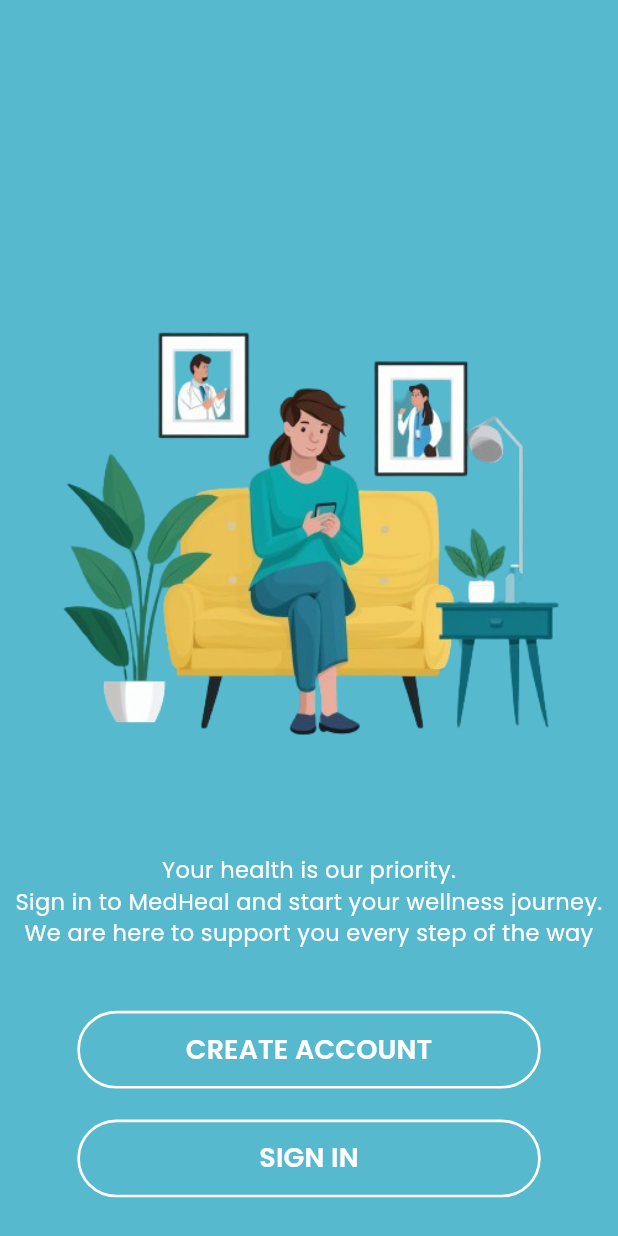
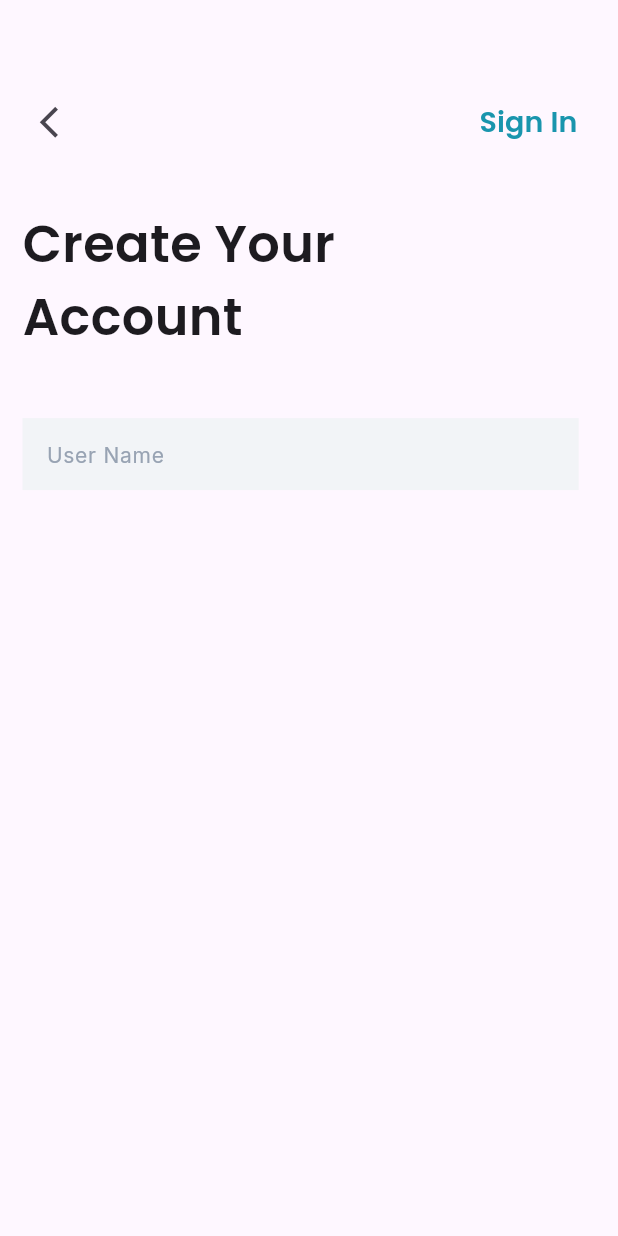
Before and after one commit to farhan-kt/MedHeal, a Flutter app: the screen it shows after launch, on a phone screen of 412 x 824 dp. Run offline on Flutter 3.47's test engine with Material 3 defaults, Android fonts, the phone set to English and light mode, and no system bars; our stand-ins replace google_fonts.

Commit message:
create account ui updated

```diff
--- /dev/null
+++ b/lib/controller/authentication_provider.dart
@@ -0,0 +1,8 @@
+import 'package:flutter/material.dart';
+
+class AuthenticationProvider extends ChangeNotifier {
+  TextEditingController userNameController = TextEditingController();
+  TextEditingController emailController = TextEditingController();
+  TextEditingController passwordController = TextEditingController();
+  TextEditingController confirmPasswordController = TextEditingController();
+}
--- a/lib/main.dart
+++ b/lib/main.dart
@@ -1,5 +1,7 @@
 import 'package:flutter/material.dart';
-import 'package:medheal/view/login_type.dart';
+import 'package:medheal/controller/authentication_provider.dart';
+import 'package:medheal/view/create_account.dart';
+import 'package:provider/provider.dart';
 
 void main() {
   runApp(const MyApp());
@@ -10,9 +12,15 @@
 
   @override
   Widget build(BuildContext context) {
-    return const MaterialApp(
-      debugShowCheckedModeBanner: false,
-      home: LoginTypeScreen(),
+    return MultiProvider(
+      providers: [
+        ChangeNotifierProvider(create: (context) => AuthenticationProvider())
+      ],
+      child: const MaterialApp(
+        debugShowCheckedModeBanner: false,
+        // home: LoginTypeScreen(),
+        home: CreateAccountScreen(),
+      ),
     );
   }
 }
--- /dev/null
+++ b/lib/view/create_account.dart
@@ -0,0 +1,60 @@
+import 'package:flutter/material.dart';
+import 'package:medheal/controller/authentication_provider.dart';
+import 'package:medheal/widgets/text_widgets.dart';
+import 'package:medheal/widgets/textformfield_widget.dart';
+import 'package:provider/provider.dart';
+
+class CreateAccountScreen extends StatelessWidget {
+  const CreateAccountScreen({super.key});
+
+  @override
+  Widget build(BuildContext context) {
+    Size size = MediaQuery.of(context).size;
+    final authProvider =
+        Provider.of<AuthenticationProvider>(context, listen: false);
+    return Scaffold(
+      body: Padding(
+        padding: const EdgeInsets.symmetric(horizontal: 15),
+        child: Column(
+          crossAxisAlignment: CrossAxisAlignment.start,
+          children: [
+            SizedBox(height: size.height * 0.07),
+            Row(
+              mainAxisAlignment: MainAxisAlignment.spaceBetween,
+              children: [
+                IconButton(
+                    onPressed: () {},
+                    icon: Icon(
+                      Icons.arrow_back_ios,
+                      size: 25,
+                    )),
+                TextButton(
+                    onPressed: () {},
+                    child: poppinsText(
+                        text: 'Sign In',
+                        fontSize: 19,
+                        fontWeight: FontWeight.w600,
+                        color: Color(0xFF1995AD)))
+              ],
+            ),
+            SizedBox(height: size.height * .04),
+            SizedBox(
+              width: size.width * .6,
+              height: size.height * .15,
+              child: poppinsText(
+                  text: 'Create Your Account',
+                  fontSize: 34,
+                  fontWeight: FontWeight.w600),
+            ),
+            SizedBox(height: size.height * .02),
+            CustomTextFormField(
+              controller: authProvider.userNameController,
+              hintText: 'User Name',
+              height: size.height * 0.09,
+            )
+          ],
+        ),
+      ),
+    );
+  }
+}
--- a/lib/widgets/text_widgets.dart
+++ b/lib/widgets/text_widgets.dart
@@ -7,3 +7,9 @@
       style: GoogleFonts.poppins(
           color: color, fontWeight: fontWeight, fontSize: fontSize));
 }
+
+interText({text}) {
+  return Text(text,
+      style: GoogleFonts.inter(
+          color: Color(0xFF98A3B3), fontWeight: FontWeight.w400, fontSize: 14));
+}
--- /dev/null
+++ b/lib/widgets/textformfield_widget.dart
@@ -0,0 +1,68 @@
+import 'package:flutter/material.dart';
+import 'package:flutter/services.dart';
+import 'package:google_fonts/google_fonts.dart';
+
+class CustomTextFormField extends StatelessWidget {
+  final String? hintText;
+  final bool? obscureText;
+  final Widget? suffixIcon;
+  final double? height;
+  final String? validateMessage;
+  final TextInputType? keyboardType;
+  final TextEditingController controller;
+  final OutlineInputBorder? enabledBorder;
+  final OutlineInputBorder? focusedBorder;
+  final OutlineInputBorder? focusErrorBorder;
+  final List<TextInputFormatter>? inputFormatters;
+  const CustomTextFormField(
+      {super.key,
+      this.hintText,
+      this.obscureText,
+      required this.controller,
+      this.enabledBorder,
+      this.focusedBorder,
+      this.focusErrorBorder,
+      this.suffixIcon,
+      this.validateMessage,
+      this.keyboardType,
+      this.inputFormatters,
+      this.height});
+
+  @override
+  Widget build(BuildContext context) {
+    Size size = MediaQuery.of(context).size;
+    return SizedBox(
+      height: height ?? size.height * .4,
+      width: size.width * .9,
+      child: TextFormField(
+        obscureText: obscureText ?? false,
+        validator: (value) {
+          if (value == null || value.isEmpty) {
+            return validateMessage ?? 'value is empty';
+          } else {
+            return null;
+          }
+        },
+        keyboardType: keyboardType,
+        inputFormatters: inputFormatters,
+        controller: controller,
+        decoration: InputDecoration(
+            suffixIcon: suffixIcon,
+            hintText: hintText,
+            hintStyle: GoogleFonts.inter(
+                color: Color(0xFF98A3B3),
+                fontWeight: FontWeight.w400,
+                fontSize: 14),
+            fillColor: Color(0xFFF2F4F7),
+            filled: true,
+            border: InputBorder.none,
+            enabledBorder: enabledBorder,
+            focusedBorder: focusedBorder,
+            errorBorder: const OutlineInputBorder(
+              borderSide: BorderSide(color: Colors.red),
+            ),
+            focusedErrorBorder: focusErrorBorder),
+      ),
+    );
+  }
+}
--- a/pubspec.yaml
+++ b/pubspec.yaml
@@ -36,6 +36,8 @@
   # Use with the CupertinoIcons class for iOS style icons.
   cupertino_icons: ^1.0.6
   google_fonts: ^6.2.1
+  enefty_icons: ^1.0.7
+  provider: ^6.1.2
 
 dev_dependencies:
   flutter_test:
```
Also changed, not shown: pubspec.lock.
